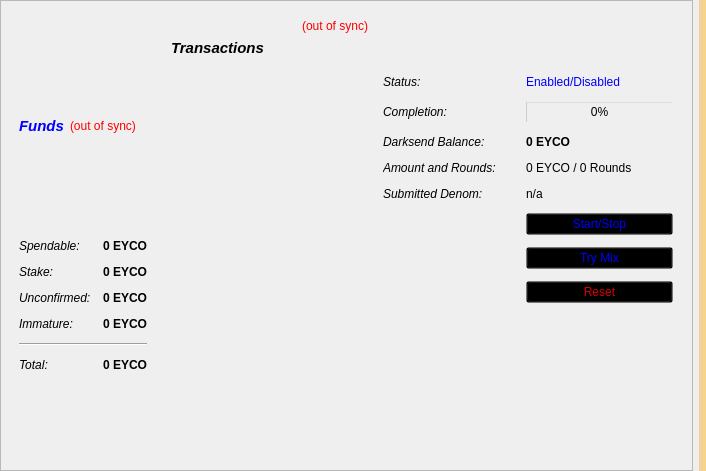
First picture: the form in src/qt/forms/overviewpage.ui, repository EyCoTech/Eyco, before the edit.
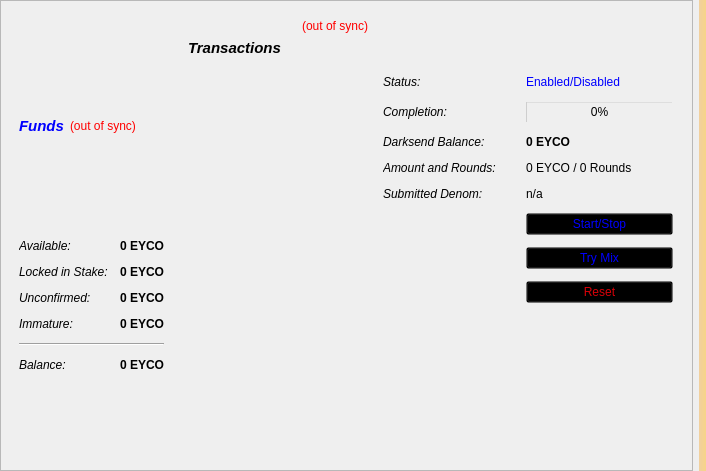
Second picture: the form after the edit. Icons and pictures are not drawn.

```diff
--- a/src/qt/forms/overviewpage.ui
+++ b/src/qt/forms/overviewpage.ui
@@ -430,7 +430,7 @@
             <item row="0" column="0">
              <widget class="QLabel" name="label">
               <property name="text">
-               <string>&lt;html&gt;&lt;head/&gt;&lt;body&gt;&lt;p&gt;&lt;span style=&quot; font-style:italic;&quot;&gt;Spendable:&lt;/span&gt;&lt;/p&gt;&lt;/body&gt;&lt;/html&gt;</string>
+               <string>&lt;html&gt;&lt;head/&gt;&lt;body&gt;&lt;p&gt;&lt;span style=&quot; font-style:italic;&quot;&gt;Available:&lt;/span&gt;&lt;/p&gt;&lt;/body&gt;&lt;/html&gt;</string>
               </property>
              </widget>
             </item>
@@ -462,7 +462,7 @@
             <item row="1" column="0">
              <widget class="QLabel" name="label_6">
               <property name="text">
-               <string>&lt;html&gt;&lt;head/&gt;&lt;body&gt;&lt;p&gt;&lt;span style=&quot; font-style:italic;&quot;&gt;Stake:&lt;/span&gt;&lt;/p&gt;&lt;/body&gt;&lt;/html&gt;</string>
+               <string>&lt;html&gt;&lt;head/&gt;&lt;body&gt;&lt;p&gt;&lt;span style=&quot; font-style:italic;&quot;&gt;Locked in Stake:&lt;/span&gt;&lt;/p&gt;&lt;/body&gt;&lt;/html&gt;</string>
               </property>
              </widget>
             </item>
@@ -562,7 +562,7 @@
             <item row="5" column="0">
              <widget class="QLabel" name="labelTotalText">
               <property name="text">
-               <string>&lt;html&gt;&lt;head/&gt;&lt;body&gt;&lt;p&gt;&lt;span style=&quot; font-style:italic;&quot;&gt;Total:&lt;/span&gt;&lt;/p&gt;&lt;/body&gt;&lt;/html&gt;</string>
+               <string>&lt;html&gt;&lt;head/&gt;&lt;body&gt;&lt;p&gt;&lt;span style=&quot; font-style:italic;&quot;&gt;Balance:&lt;/span&gt;&lt;/p&gt;&lt;/body&gt;&lt;/html&gt;</string>
               </property>
              </widget>
             </item>
```
